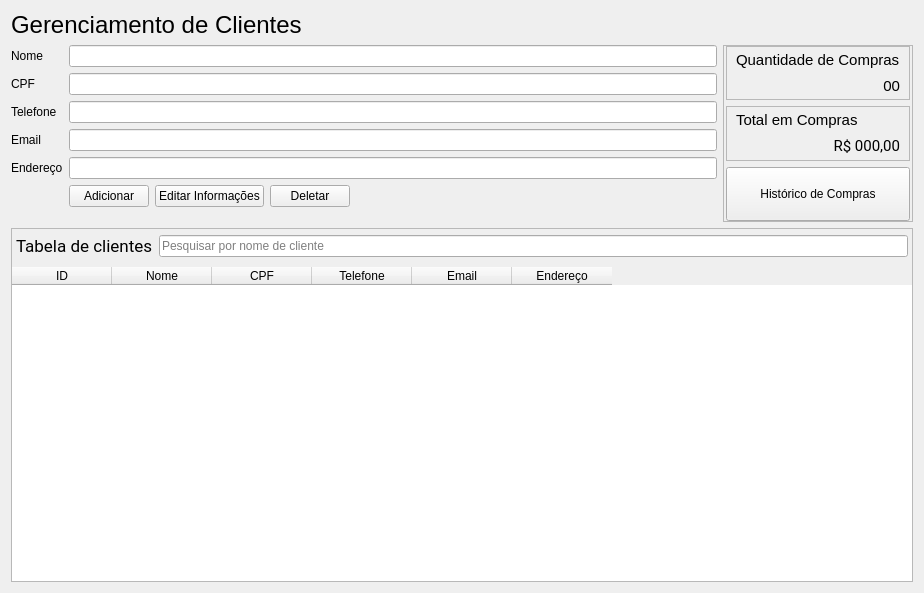
This is view/management UIs/customers_management.ui in PedroGregori/Projeto_Integrador--SENAC_BA-2022 as Qt 5 draws it before an edit. The edited form follows.
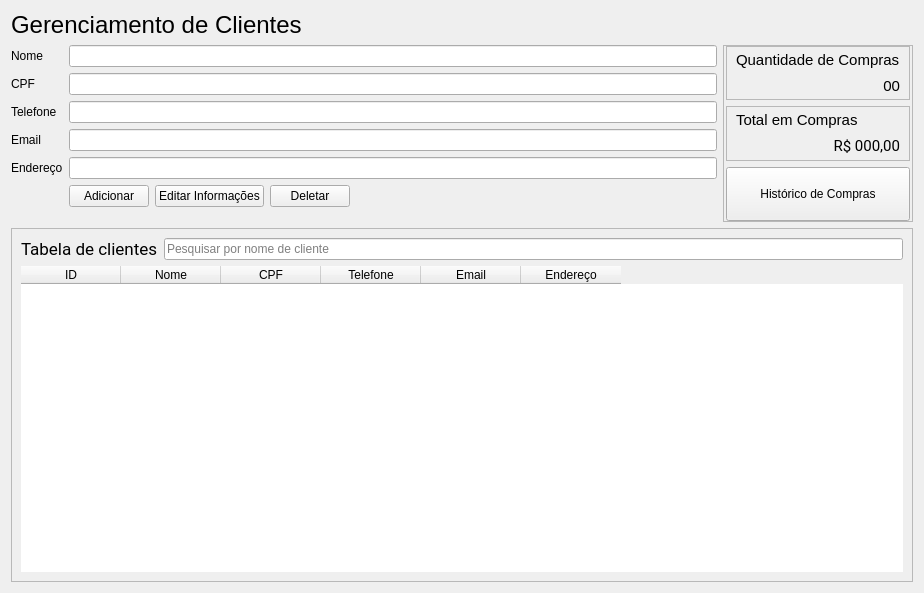
This is the edited form.

Commit message: user management functions are working

What changed in the file:
```diff
--- a/view/management UIs/customers_management.ui
+++ b/view/management UIs/customers_management.ui
@@ -290,22 +290,22 @@
     </layout>
    </item>
    <item>
-    <widget class="QFrame" name="">
+    <widget class="QFrame" name="frame_table">
      <property name="frameShape">
       <enum>QFrame::StyledPanel</enum>
      </property>
      <layout class="QVBoxLayout" name="table_verticaLayout">
       <property name="leftMargin">
-       <number>0</number>
+       <number>9</number>
       </property>
       <property name="topMargin">
-       <number>2</number>
+       <number>9</number>
       </property>
       <property name="rightMargin">
-       <number>0</number>
+       <number>9</number>
       </property>
       <property name="bottomMargin">
-       <number>0</number>
+       <number>9</number>
       </property>
       <item>
        <widget class="QFrame" name="frame_search">
@@ -317,16 +317,16 @@
         </property>
         <layout class="QHBoxLayout" name="horizontalLayout_4">
          <property name="leftMargin">
-          <number>4</number>
+          <number>0</number>
          </property>
          <property name="topMargin">
-          <number>4</number>
+          <number>0</number>
          </property>
          <property name="rightMargin">
-          <number>4</number>
+          <number>0</number>
          </property>
          <property name="bottomMargin">
-          <number>4</number>
+          <number>0</number>
          </property>
          <item>
           <widget class="QLabel" name="table_name">
```
The commit also changes 17 other files.
